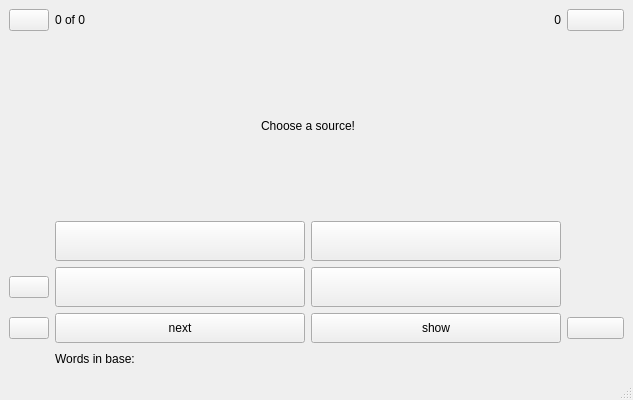
The window that engWords/mainwindow.ui (Vladimir-Khlghatyan/engWords) describes before a commit, drawn with Qt 5.
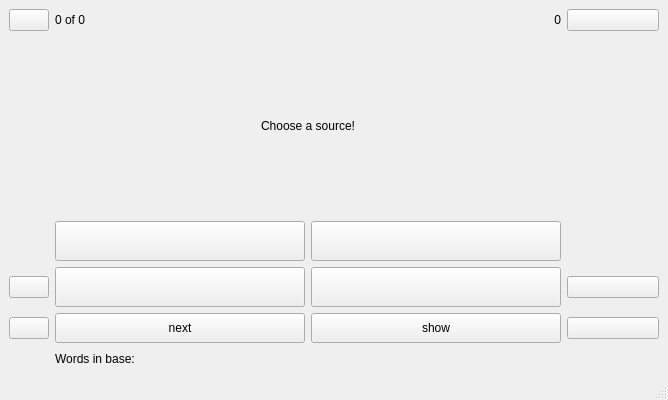
The same window after the commit.

Commit message: Added Settings Dialog.

Patch:
```diff
--- a/engWords/mainwindow.ui
+++ b/engWords/mainwindow.ui
@@ -6,7 +6,7 @@
    <rect>
     <x>0</x>
     <y>0</y>
-    <width>633</width>
+    <width>668</width>
     <height>400</height>
    </rect>
   </property>
@@ -180,19 +180,6 @@
       </property>
      </widget>
     </item>
-    <item row="8" column="5">
-     <spacer name="horizontalSpacer_2">
-      <property name="orientation">
-       <enum>Qt::Horizontal</enum>
-      </property>
-      <property name="sizeHint" stdset="0">
-       <size>
-        <width>40</width>
-        <height>20</height>
-       </size>
-      </property>
-     </spacer>
-    </item>
     <item row="0" column="4">
      <widget class="QLabel" name="dltLabel">
       <property name="maximumSize">
@@ -216,6 +203,9 @@
       </property>
      </widget>
     </item>
+    <item row="8" column="5">
+     <widget class="QPushButton" name="settingsBtn"/>
+    </item>
    </layout>
   </widget>
   <widget class="QMenuBar" name="menubar">
```
Left out of the diff: 2 changed lines with no effect on the pictures. The commit also changes 12 other files.
